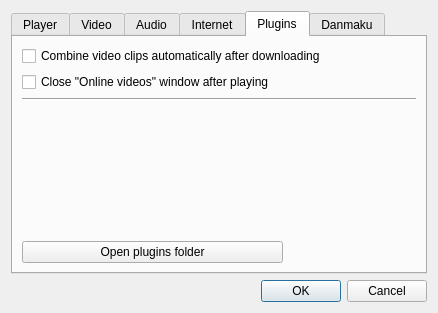
Old version of the form src/settingsdialog.ui in the repository coslyk/moonplayer.
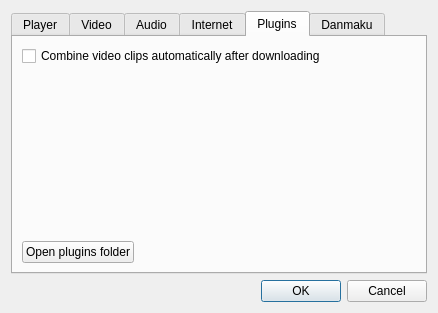
New version of the form. The open tabs and pages were chosen to show the change.

The edit to the form file:
```diff
--- a/src/settingsdialog.ui
+++ b/src/settingsdialog.ui
@@ -247,7 +247,14 @@
        <string>Plugins</string>
       </attribute>
       <layout class="QGridLayout" name="gridLayout">
-       <item row="4" column="0">
+       <item row="0" column="0" colspan="2">
+        <widget class="QCheckBox" name="combineCheckBox">
+         <property name="text">
+          <string>Combine video clips automatically after downloading</string>
+         </property>
+        </widget>
+       </item>
+       <item row="1" column="0">
         <spacer name="verticalSpacer">
          <property name="orientation">
           <enum>Qt::Vertical</enum>
@@ -260,33 +267,25 @@
          </property>
         </spacer>
        </item>
-       <item row="1" column="0" colspan="3">
-        <widget class="QCheckBox" name="autoCloseWindowCheckBox">
-         <property name="text">
-          <string>Close &quot;Online videos&quot; window after playing</string>
-         </property>
-        </widget>
-       </item>
-       <item row="0" column="0" colspan="3">
-        <widget class="QCheckBox" name="combineCheckBox">
-         <property name="text">
-          <string>Combine video clips automatically after downloading</string>
-         </property>
-        </widget>
-       </item>
-       <item row="5" column="0" colspan="2">
+       <item row="2" column="0">
         <widget class="QPushButton" name="viewPluginsButton">
          <property name="text">
           <string>Open plugins folder</string>
          </property>
         </widget>
        </item>
-       <item row="2" column="0" colspan="3">
-        <widget class="Line" name="line_3">
+       <item row="2" column="1">
+        <spacer name="horizontalSpacer">
          <property name="orientation">
           <enum>Qt::Horizontal</enum>
          </property>
-        </widget>
+         <property name="sizeHint" stdset="0">
+          <size>
+           <width>201</width>
+           <height>20</height>
+          </size>
+         </property>
+        </spacer>
        </item>
       </layout>
      </widget>
```
